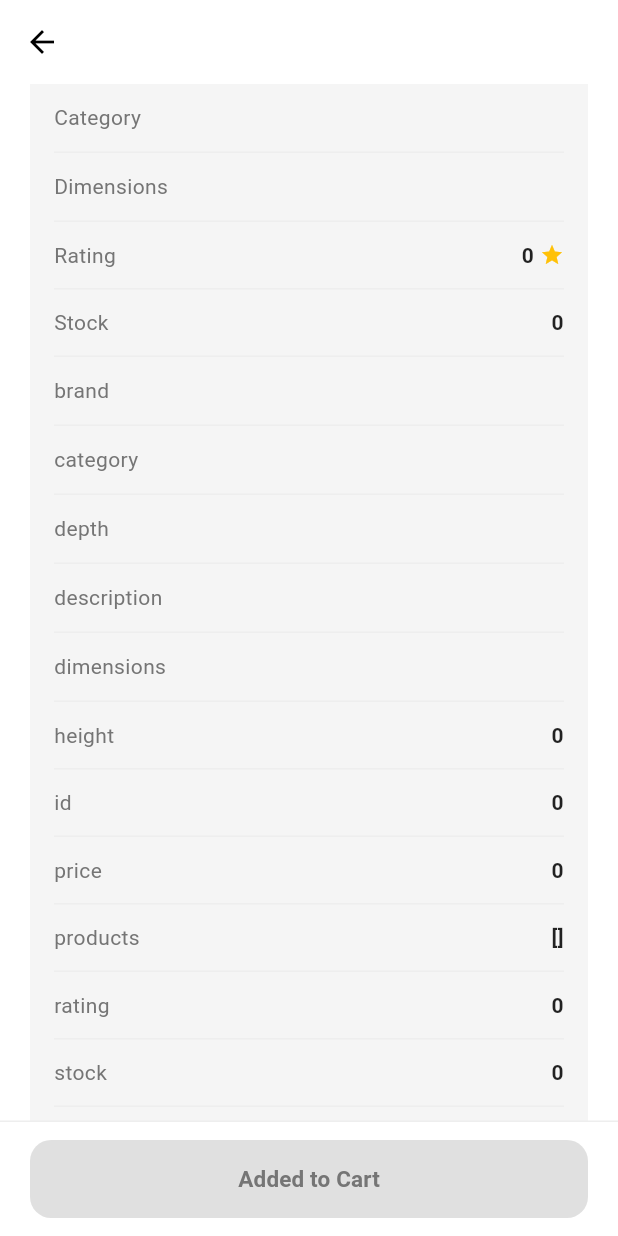
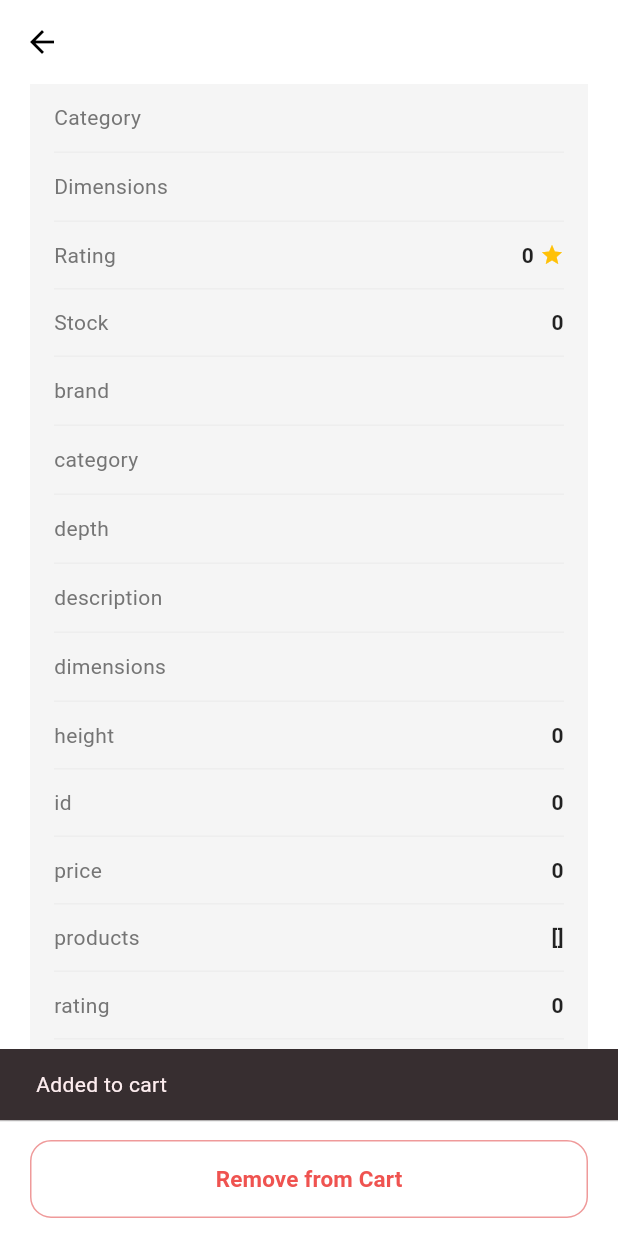
Before and after one commit to zeyneppkaa/mini-katalog, a Flutter app: the ProductDetailScreen screen opened directly with empty values, scrolled down 576 dp, after a tap on "Add to Cart", on a phone screen of 412 x 824 dp. Run offline on Flutter 3.47's test engine with Material 3 defaults, Android fonts, the phone set to English and light mode, and no system bars; network calls fail.

Commit message:
style: polish UI and handle edge cases

```diff
--- a/lib/views/home_screen.dart
+++ b/lib/views/home_screen.dart
@@ -85,13 +85,17 @@ class _HomeScreenState extends State<HomeScreen> {
   }
 
   void openDetail(Data product) {
+    final id = product.id;
     Navigator.push(
       context,
       MaterialPageRoute(
         builder: (_) => ProductDetailScreen(
           product: product,
-          isInCart: cartIds.contains(product.id),
+          isInCart: cartIds.contains(id),
           onAddToCart: () => addToCart(product),
+          onRemoveFromCart: () {
+            if (id != null) removeFromCart(id);
+          },
         ),
       ),
     );
--- a/lib/views/product_detail_screen.dart
+++ b/lib/views/product_detail_screen.dart
@@ -6,12 +6,14 @@ class ProductDetailScreen extends StatefulWidget {
   final Data product;
   final bool isInCart;
   final VoidCallback onAddToCart;
+  final VoidCallback onRemoveFromCart;
 
   const ProductDetailScreen({
     super.key,
     required this.product,
     required this.isInCart,
     required this.onAddToCart,
+    required this.onRemoveFromCart,
   });
 
   @override
@@ -21,6 +23,26 @@ class ProductDetailScreen extends StatefulWidget {
 class _ProductDetailScreenState extends State<ProductDetailScreen> {
   // Visual feedback only; cartIds in HomeScreen stays the single source of truth
   late bool added = widget.isInCart;
+
+  void toggleCart() {
+    if (added) {
+      widget.onRemoveFromCart();
+    } else {
+      widget.onAddToCart();
+    }
+    setState(() {
+      added = !added;
+    });
+
+    ScaffoldMessenger.of(context)
+      ..hideCurrentSnackBar()
+      ..showSnackBar(
+        SnackBar(
+          content: Text(added ? 'Added to cart' : 'Removed from cart'),
+          duration: const Duration(milliseconds: 1200),
+        ),
+      );
+  }
 
   @override
   Widget build(BuildContext context) {
@@ -140,26 +162,20 @@ class _ProductDetailScreenState extends State<ProductDetailScreen> {
             width: double.infinity,
             height: 52,
             child: ElevatedButton(
-              onPressed: added
-                  ? null
-                  : () {
-                      widget.onAddToCart();
-                      setState(() {
-                        added = true;
-                      });
-                    },
+              onPressed: toggleCart,
               style: ElevatedButton.styleFrom(
-                backgroundColor: Colors.black,
-                foregroundColor: Colors.white,
-                disabledBackgroundColor: Colors.grey.shade300,
-                disabledForegroundColor: Colors.grey.shade600,
+                backgroundColor: added ? Colors.white : Colors.black,
+                foregroundColor: added ? Colors.red.shade400 : Colors.white,
                 elevation: 0,
+                side: added
+                    ? BorderSide(color: Colors.red.shade200)
+                    : BorderSide.none,
                 shape: RoundedRectangleBorder(
                   borderRadius: BorderRadius.circular(14),
                 ),
               ),
               child: Text(
-                added ? 'Added to Cart' : 'Add to Cart',
+                added ? 'Remove from Cart' : 'Add to Cart',
                 style: const TextStyle(
                   fontSize: 15,
                   fontWeight: FontWeight.w600,
```
